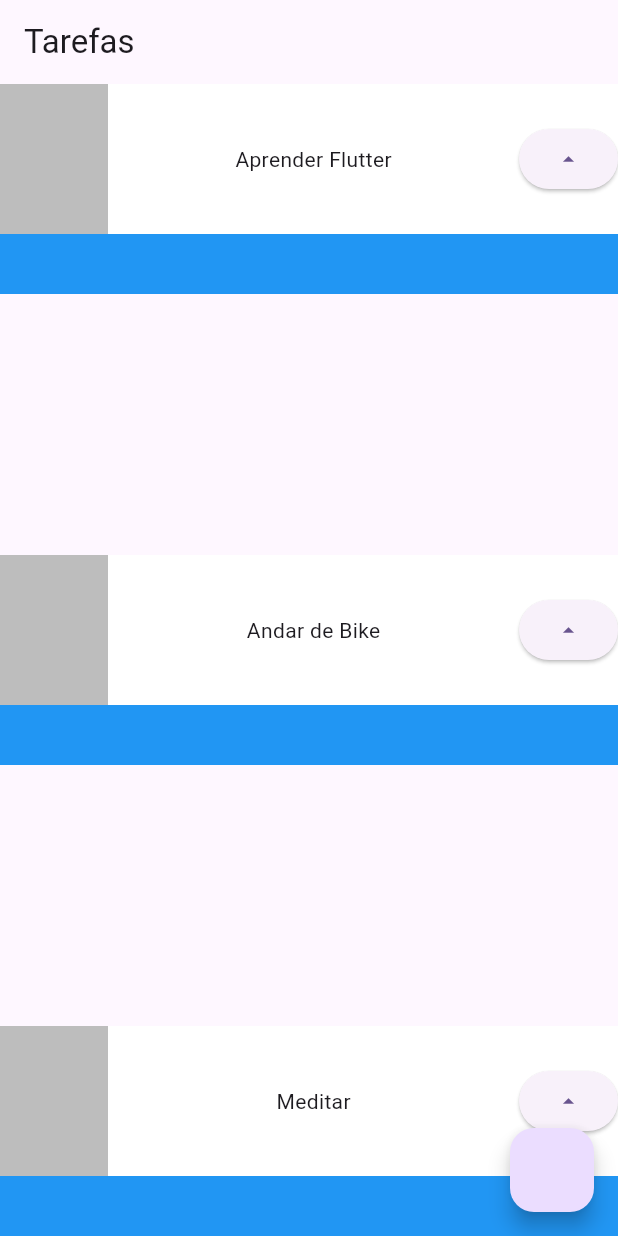
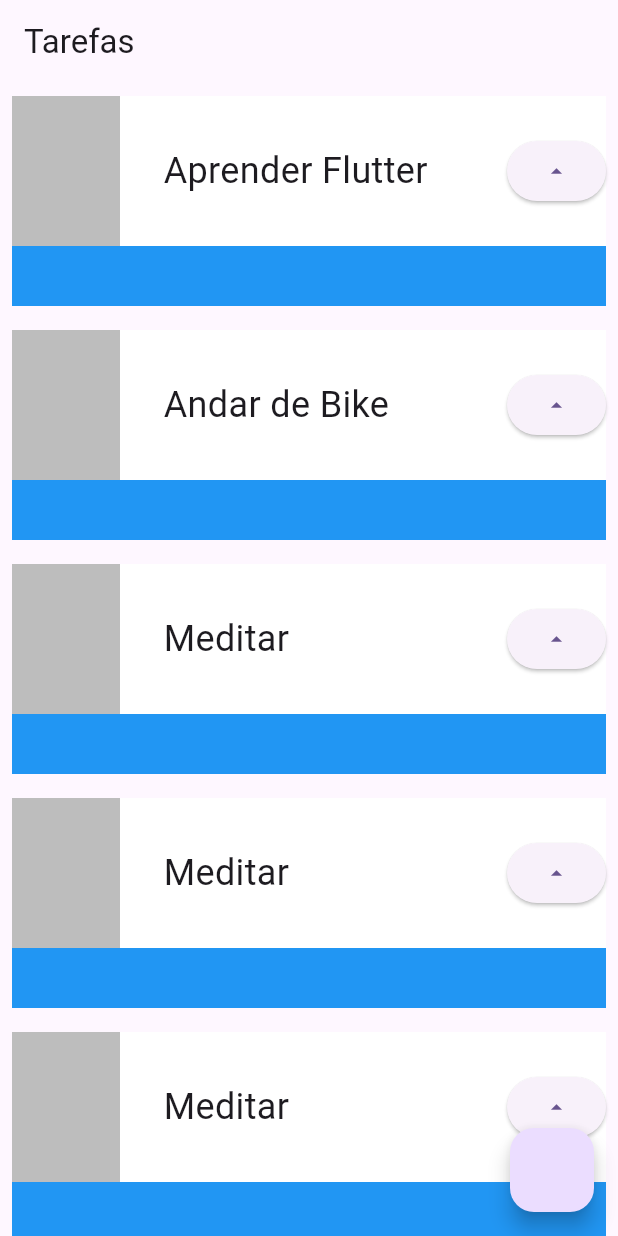
Before and after one commit to matheusvieira300/inicio_flutter, a Flutter app: the screen it shows after launch, on a phone screen of 412 x 824 dp. Run offline on Flutter 3.47's test engine with Material 3 defaults, Android fonts, the phone set to English and light mode, and no system bars.

Commit message:
feat: Padding e uso do wrap

```diff
--- a/lib/main.dart
+++ b/lib/main.dart
@@ -23,15 +23,19 @@ class MyApp extends StatelessWidget {
         appBar: AppBar(
           title: Text("Tarefas"),
         ), //topo
-        body: Column(
-          mainAxisAlignment: MainAxisAlignment.spaceBetween,
+        body: ListView(
+          //permite scrollar a tela
           children: [
             Task("Aprender Flutter"), //chamando o widget
             Task("Andar de Bike"),
             Task("Meditar"),
+            Task("Meditar"),
+            Task("Meditar"),
+            Task("Meditar"),
           ],
         ),
-        floatingActionButton: FloatingActionButton(onPressed: () {}), //função anônima
+        floatingActionButton:
+            FloatingActionButton(onPressed: () {}), //função anônima
       ),
     );
   }
@@ -44,7 +48,10 @@ class Task extends StatelessWidget {
 
   @override
   Widget build(BuildContext context) {
-    return Container(
+    return Padding(
+      // Ctrl + . para fazer wrap
+      padding: const EdgeInsets.all(8.0),
+      child: Container(
         child: Stack(
           children: [
             Container(
@@ -62,7 +69,15 @@ class Task extends StatelessWidget {
                     width: 72,
                     height: 100,
                   ),
-                Text(nome),
+                  Container(
+                      width: 200, //dentro de um container para não dar overflow
+                      child: Text(
+                        nome,
+                        style: TextStyle(
+                          fontSize: 24,
+                          overflow: TextOverflow.ellipsis, //coloca três pontinhos quando o texto é muito grande
+                        ),
+                      )),
                   ElevatedButton(
                       onPressed: () {},
                       child: Icon(Icons.arrow_drop_up)) // Ícones
@@ -71,6 +86,7 @@ class Task extends StatelessWidget {
             )
           ],
         ),
+      ),
     ); //corpo;
   }
 }
```
Lines whose indentation alone changed are shown as unchanged.
